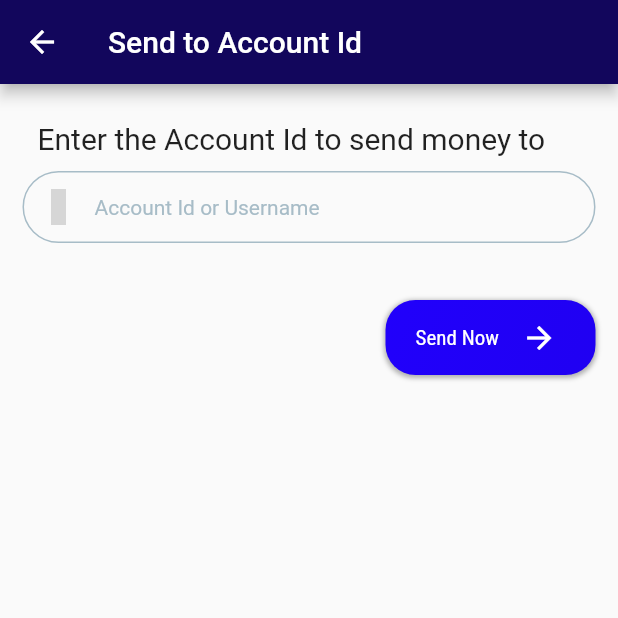
After one commit to archangel78/blockpay_frontend, a Flutter app: the SendAccountIdPage screen opened directly, on a phone screen of 412 x 824 dp, the top half of it. The commit adds this screen. Run offline on Flutter 3.47's test engine with Material 2 defaults, Android fonts, the phone set to English and light mode, and no system bars; our stand-ins replace contacts_service, flutter_dash, flutter_icons, google_fonts, hive, jwt_decoder and 1 more; missing offline and left inert: dashed_circle; accounts and stored records are empty; Roboto replaces fonts that are missing (Cairo); grey boxes are pictures that could not be loaded.

Commit message:
added account id prepayment page

```diff
--- a/lib/home_page/components/login_components/login_signup.dart
+++ b/lib/home_page/components/login_components/login_signup.dart
@@ -346,8 +346,8 @@ class _LoginSignupScreenState extends State<LoginSignupScreen> {
                     decoration: BoxDecoration(
                         gradient: LinearGradient(
                             colors: [
-                              Color.fromARGB(198, 234, 67, 6),
-                              Color.fromARGB(255, 211, 4, 4)
+                              Color.fromARGB(255, 18, 6, 92),
+                              Color.fromARGB(255, 26, 13, 112),
                             ],
                             begin: Alignment.topLeft,
                             end: Alignment.bottomRight),
--- a/lib/home_page/components/more_options/more_options.dart
+++ b/lib/home_page/components/more_options/more_options.dart
@@ -1,3 +1,4 @@
+import 'package:blockpay_frontend/prepayment_pages/send_account_id.dart';
 import 'package:flutter/material.dart';
 
 class MoreOptions extends StatefulWidget {
@@ -33,14 +34,23 @@ class _MoreOptionsState extends State<MoreOptions> {
               )
             ],
           ),
-          Column(
+          GestureDetector(
+            onTap: (() {
+              Navigator.push(
+                context,
+                MaterialPageRoute(builder: (context) => SendAccountIdPage()),
+              );
+            }),
+            child: Column(
               children: [
                 Icon(
                   Icons.account_circle_rounded,
                   color: Color.fromARGB(255, 22, 83, 205),
                   size: 45,
                 ),
-              SizedBox(height: 5,),
+                SizedBox(
+                  height: 5,
+                ),
                 Column(
                   children: [
                     Text(
@@ -54,6 +64,7 @@ class _MoreOptionsState extends State<MoreOptions> {
                   ],
                 )
               ],
+            ),
           ),
           Column(
             children: [
--- a/lib/prepayment_pages/account_id_page.dart
+++ /dev/null
@@ -1,29 +0,0 @@
-import 'package:blockpay_frontend/home_page/components/login_components/login_signup.dart';
-import 'package:blockpay_frontend/main.dart';
-import 'package:flutter/material.dart';
-import 'package:shared_preferences/shared_preferences.dart';
-
-class LogOutScreen extends StatelessWidget {
-  @override
-  Widget build(BuildContext context) {
-    return Container(
-      child: FutureBuilder(
-          future: removeJwtTokens(),
-          builder: (context, snapshot) {
-            if (snapshot.connectionState != ConnectionState.done) {
-              return CircularProgressIndicator();
-            }
-            return LoginSignupScreen();
-          }),
-    );
-  }
-
-  removeJwtTokens() async {
-    SharedPreferences prefs = await SharedPreferences.getInstance();
-    bool succ1 = await prefs.remove("accessToken");
-    bool succ2 = await prefs.remove("refreshToken");
-    print("successful");
-    print(succ1);
-    print(succ2);
-  }
-}
--- /dev/null
+++ b/lib/prepayment_pages/send_account_id.dart
@@ -0,0 +1,133 @@
+import 'package:blockpay_frontend/home_page/components/login_components/login_signup.dart';
+import 'package:blockpay_frontend/main.dart';
+import 'package:blockpay_frontend/model/signinColorPallete.dart';
+import 'package:flutter/material.dart';
+import 'package:flutter_icons/flutter_icons.dart';
+import 'package:shared_preferences/shared_preferences.dart';
+import 'package:google_fonts/google_fonts.dart';
+
+class SendAccountIdPage extends StatefulWidget {
+  @override
+  State<SendAccountIdPage> createState() => _SendAccountIdPageState();
+}
+
+class _SendAccountIdPageState extends State<SendAccountIdPage> {
+  bool isError = false;
+  String error = "Username does not exist";
+
+  final accountIdController = TextEditingController();
+
+  @override
+  Widget build(BuildContext context) {
+    return Scaffold(
+      appBar: AppBar(
+        title: Text("Send to Account Id"),
+        backgroundColor: Color.fromARGB(255, 18, 6, 92),
+      ),
+      body: Container(
+        padding: EdgeInsets.all(15),
+        child: Column(
+          children: [
+            Container(
+              padding: EdgeInsets.all(10),
+              alignment: Alignment.bottomLeft,
+              child: Text(
+                "Enter the Account Id to send money to",
+                style: GoogleFonts.cairo(fontSize: 20),
+              ),
+            ),
+            buildTextField(MaterialCommunityIcons.account,
+                "Account Id or Username", false, false, accountIdController),
+            (isError)
+                ? Container(
+                    padding: EdgeInsets.symmetric(horizontal: 10),
+                    child: Text(
+                      error,
+                      style: GoogleFonts.cairo(fontSize: 15, color: Colors.red),
+                    ),
+                  )
+                : SizedBox(
+                    height: 10,
+                  ),
+            SizedBox(height: 20),
+            GestureDetector(
+              onTap: (() {
+                String username = accountIdController.text;
+              }),
+              child: Container(
+                alignment: Alignment.bottomRight,
+                child: Container(
+                  height: 50,
+                  width: 140,
+                  decoration: BoxDecoration(
+                      gradient: LinearGradient(colors: [
+                        Color.fromARGB(255, 33, 0, 251),
+                        Color.fromARGB(255, 32, 0, 242),
+                      ], begin: Alignment.topLeft, end: Alignment.bottomRight),
+                      borderRadius: BorderRadius.circular(20),
+                      boxShadow: [
+                        BoxShadow(
+                            color: Colors.black.withOpacity(.3),
+                            spreadRadius: 1,
+                            blurRadius: 2,
+                            offset: Offset(0, 1))
+                      ]),
+                  child: Container(
+                    padding: EdgeInsets.symmetric(
+                      horizontal: 20,
+                    ),
+                    child: Row(
+                      children: [
+                        Text(
+                          "Send Now",
+                          style:
+                              GoogleFonts.robotoCondensed(color: Colors.white),
+                        ),
+                        SizedBox(
+                          width: 15,
+                        ),
+                        Icon(
+                          Icons.arrow_forward,
+                          color: Colors.white,
+                        ),
+                      ],
+                    ),
+                  ),
+                ),
+              ),
+            ),
+          ],
+        ),
+      ),
+    );
+  }
+
+  Widget buildTextField(IconData icon, String hintText, bool isPassword,
+      bool isEmail, TextEditingController controller) {
+    return Padding(
+      padding: const EdgeInsets.only(bottom: 8.0),
+      child: TextField(
+        obscureText: isPassword,
+        controller: controller,
+        keyboardType: isEmail ? TextInputType.emailAddress : TextInputType.text,
+        decoration: InputDecoration(
+          prefixIcon: Icon(
+            icon,
+            color: Palette.iconColor,
+          ),
+          enabledBorder: OutlineInputBorder(
+            borderSide: BorderSide(color: Palette.textColor1),
+            borderRadius: BorderRadius.all(Radius.circular(25.0)),
+          ),
+          focusedBorder: OutlineInputBorder(
+            borderSide: BorderSide(color: Palette.textColor1),
+            borderRadius: BorderRadius.all(Radius.circular(25.0)),
+          ),
+          contentPadding: EdgeInsets.all(10),
+          hintText: hintText,
+          hintStyle: TextStyle(fontSize: 14, color: Palette.textColor1),
+        ),
+      ),
+    );
+  }
+}
--- a/pubspec.yaml
+++ b/pubspec.yaml
@@ -44,6 +44,7 @@ dependencies:
   hive: ^2.2.3
   shared_preferences: ^2.0.15
   jwt_decoder: ^2.0.1
+  google_fonts: ^3.0.1
 
 dev_dependencies:
   flutter_test:
```
Also changed, not shown: pubspec.lock, 1 other file. Lines whose indentation alone changed are shown as unchanged.
